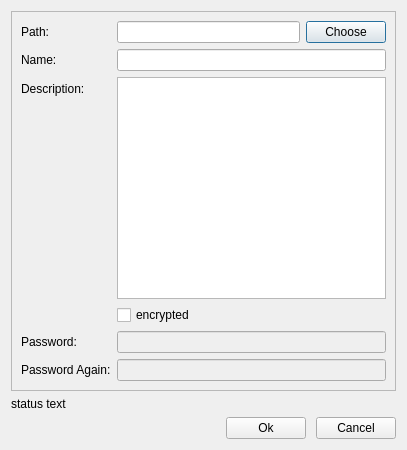
First picture: the form in ui/create-repo-dialog.ui, repository haiwen/seafile-client, before the edit.
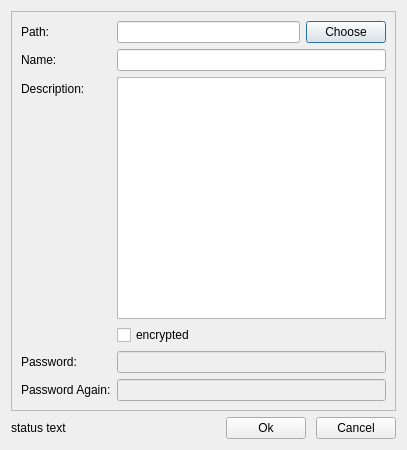
Second picture: the form after the edit.

What changed in the file:
```diff
--- a/ui/create-repo-dialog.ui
+++ b/ui/create-repo-dialog.ui
@@ -26,6 +26,9 @@
       <number>0</number>
      </property>
      <layout class="QFormLayout" name="formLayout">
+      <property name="fieldGrowthPolicy">
+       <enum>QFormLayout::AllNonFixedFieldsGrow</enum>
+      </property>
       <item row="0" column="0">
        <widget class="QLabel" name="label_4">
         <property name="text">
@@ -121,21 +124,21 @@
      </layout>
     </widget>
    </item>
-   <item>
-    <widget class="QLabel" name="mStatusText">
-     <property name="enabled">
-      <bool>true</bool>
-     </property>
-     <property name="text">
-      <string>status text</string>
-     </property>
-    </widget>
-   </item>
    <item>
     <layout class="QHBoxLayout" name="horizontalLayout">
      <property name="spacing">
       <number>10</number>
      </property>
+     <item>
+      <widget class="QLabel" name="mStatusText">
+       <property name="enabled">
+        <bool>true</bool>
+       </property>
+       <property name="text">
+        <string>status text</string>
+       </property>
+      </widget>
+     </item>
      <item>
       <spacer name="horizontalSpacer">
        <property name="orientation">
```
